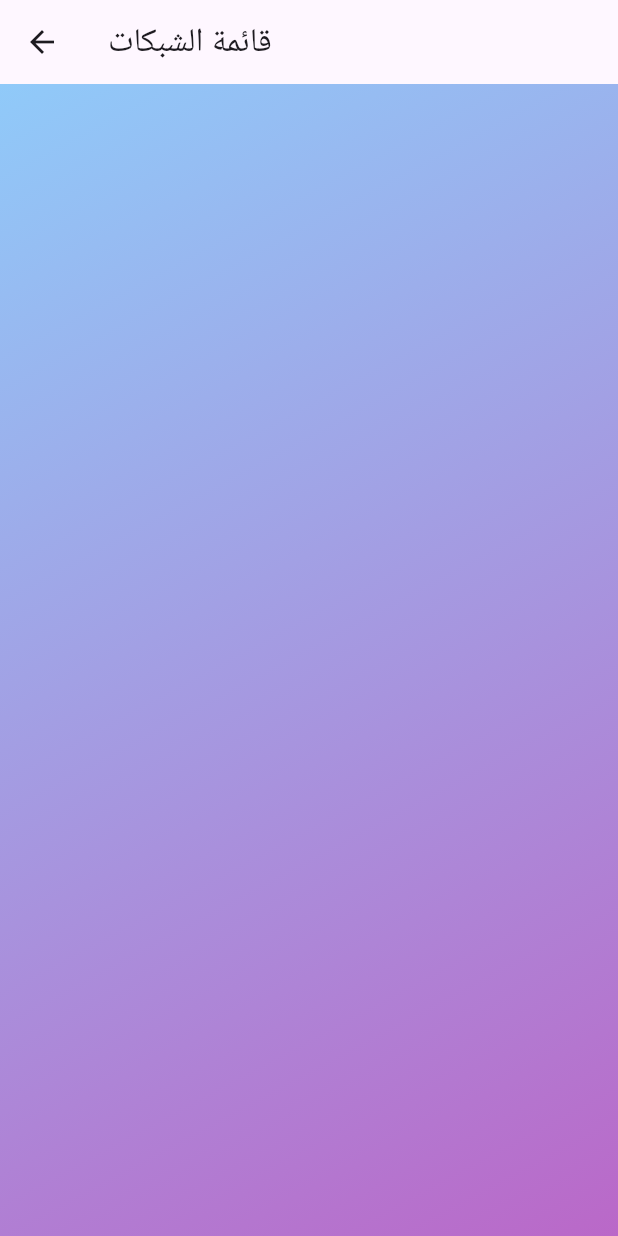
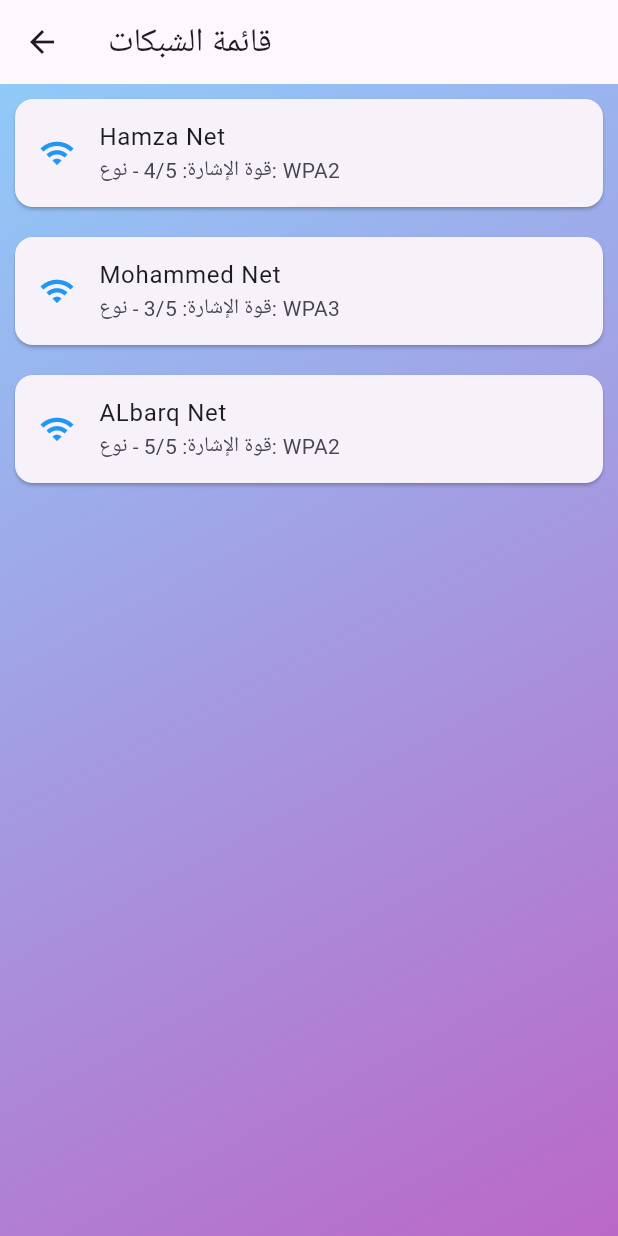
Before and after one commit to TawhibAbdulrab7/Tawhib_Project, a Flutter app: the HomeScreen screen opened directly, on a phone screen of 412 x 824 dp. Run offline on Flutter 3.47's test engine with Material 3 defaults, Android fonts, the phone set to English and light mode, and no system bars.

Commit message:
إضافة قائمة الشبكات لشاشة Home

```diff
--- a/lib/screens/home_screen.dart
+++ b/lib/screens/home_screen.dart
@@ -1,19 +1,39 @@
 import 'package:flutter/material.dart';
 
 class HomeScreen extends StatelessWidget {
-  const HomeScreen({super.key});
+  HomeScreen({super.key});
+  final List<Map<String, String>> networks = [
+    {'ssid': "Hamza Net", 'strength': '4/5', 'type': 'WPA2'},
+    {'ssid': 'Mohammed Net', 'strength': '3/5', 'type': 'WPA3'},
+    {'ssid': "ALbarq Net", 'strength': '5/5', 'type': 'WPA2'},
+  ];
 
   @override
   Widget build(BuildContext context) {
     return Scaffold(
-      appBar: AppBar(title: Text("قائمة الشبكات"),),
+      appBar: AppBar(title: Text("قائمة الشبكات")),
       body: Container(
         decoration: BoxDecoration(
-          gradient: LinearGradient(colors: [Colors.blue.shade200,Colors.purple.shade300],
-          begin: Alignment.topLeft,
+          gradient: LinearGradient(
+            colors: [Colors.blue.shade200, Colors.purple.shade300],
+            begin: Alignment.topLeft,
             end: Alignment.bottomRight,
           ),
         ),
+        child: ListView.builder(
+          itemCount: networks.length,
+            itemBuilder: (context, index) {
+            final net = networks[index];
+            return Card(
+              margin: EdgeInsets.all(10),
+              child: ListTile(
+                leading: Icon(Icons.wifi,color: Colors.blue,),
+                title: Text(net['ssid']!),
+                subtitle: Text('قوة الإشارة: ${net['strength']} - نوع: ${net['type']}'),
+              ),
+            );
+
+            }),
       ),
     );
   }
```
